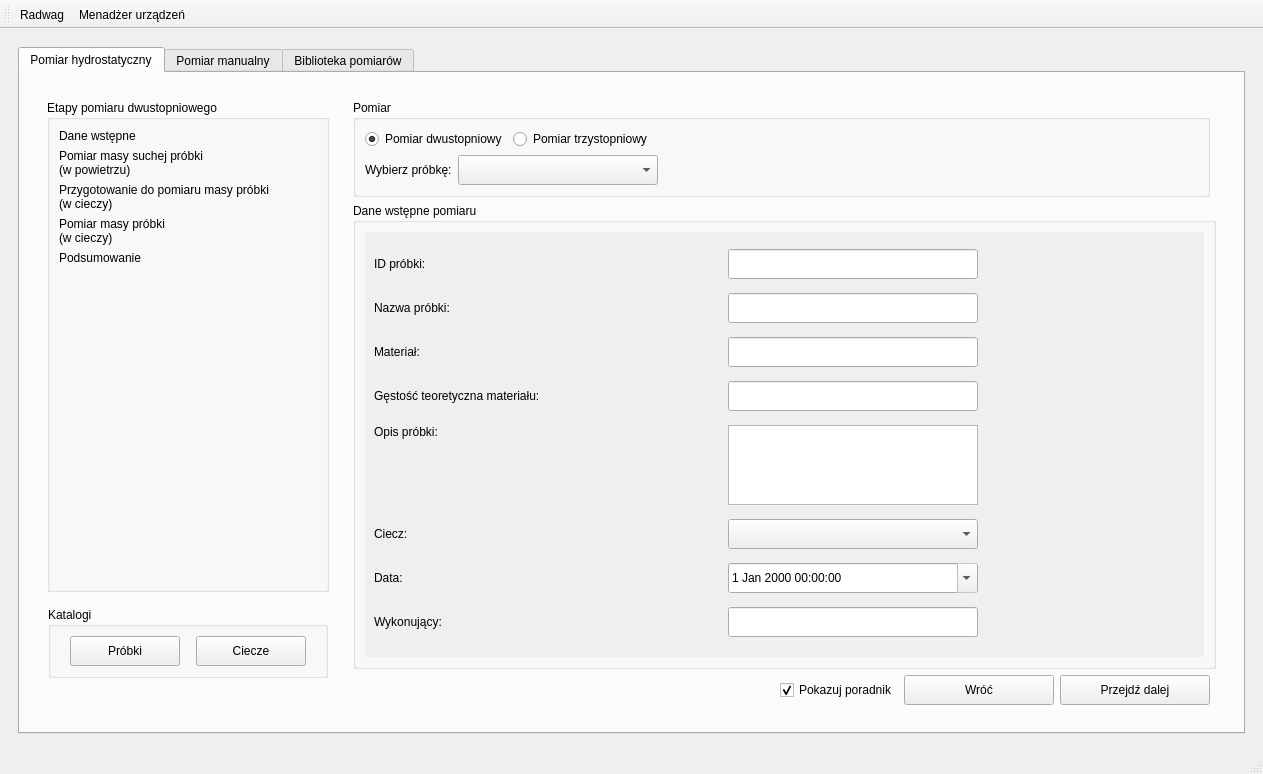
First picture: the form in main_window.ui, repository mar8us/SerialPortConnectorRadwag, before the edit.
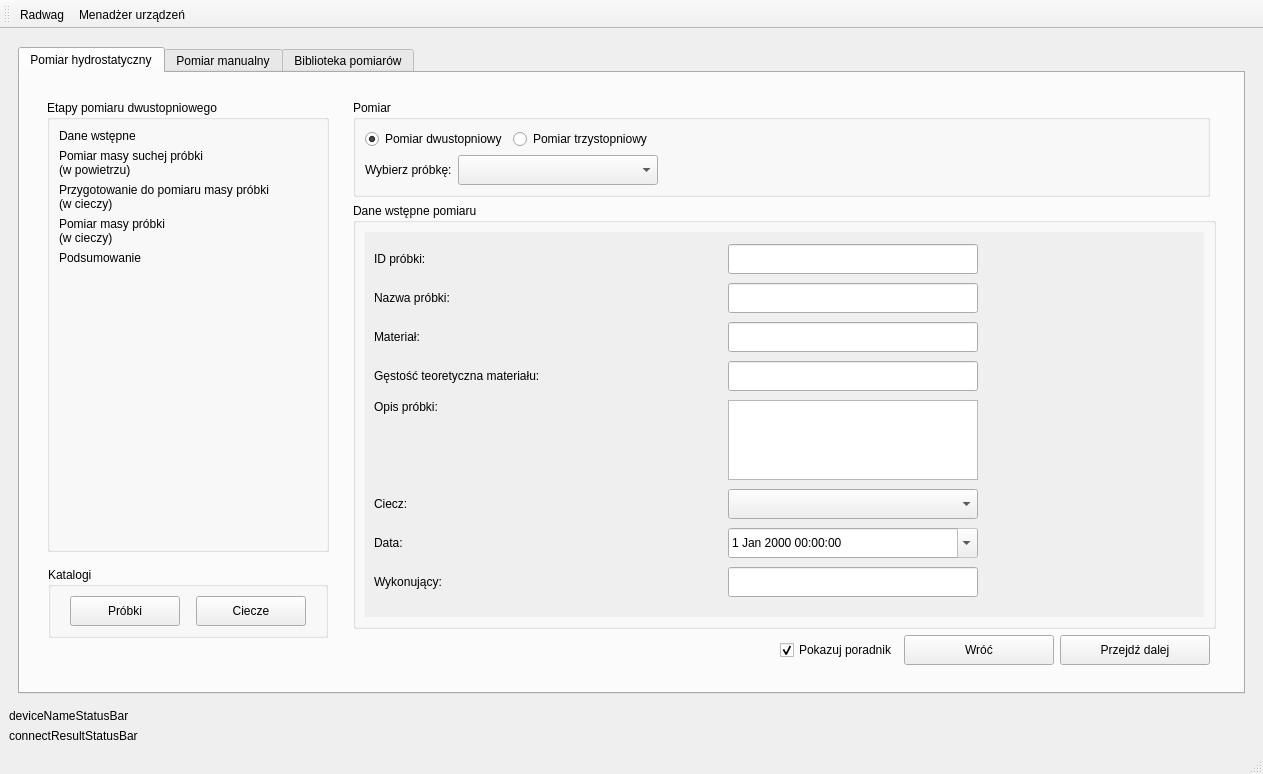
Second picture: the form after the edit. The open tabs and pages were chosen to show the change. Icons and pictures are not drawn.

Commit message: StatusBar with connection results labels

The edit to the form file:
```diff
--- a/main_window.ui
+++ b/main_window.ui
@@ -824,8 +824,8 @@
                            <rect>
                             <x>0</x>
                             <y>0</y>
-                            <width>805</width>
-                            <height>318</height>
+                            <width>386</width>
+                            <height>311</height>
                            </rect>
                           </property>
                           <layout class="QGridLayout" name="gridLayout_17">
@@ -5174,6 +5174,20 @@
       </widget>
      </widget>
     </item>
+    <item>
+     <widget class="QLabel" name="labelDeviceNameStatusBar">
+      <property name="text">
+       <string>deviceNameStatusBar</string>
+      </property>
+     </widget>
+    </item>
+    <item>
+     <widget class="QLabel" name="labelConnectionStatusStatusBar">
+      <property name="text">
+       <string>connectResultStatusBar</string>
+      </property>
+     </widget>
+    </item>
    </layout>
   </widget>
   <widget class="QStatusBar" name="statusbar"/>
```
The commit also changes 2 other files.
